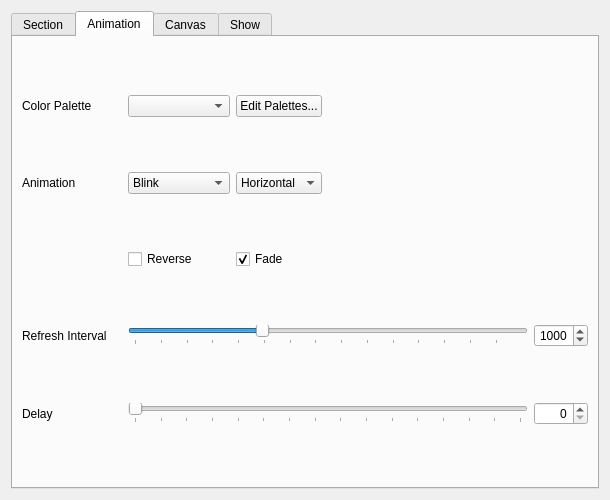
This is src/widget/maestrocontrolwidget.ui in 8bitbuddhist/PixelMaestro-Studio as Qt 5 draws it before an edit. The edited form follows.
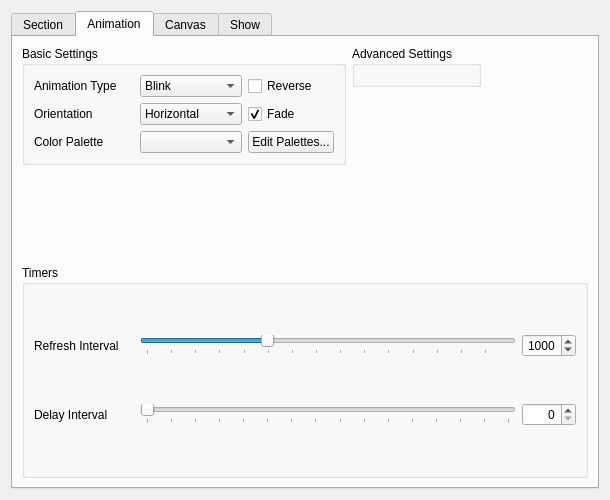
This is the edited form. The open tabs and pages were chosen to show the change. Icons and pictures are not drawn.

```diff
--- a/src/widget/maestrocontrolwidget.ui
+++ b/src/widget/maestrocontrolwidget.ui
@@ -337,8 +337,48 @@
        <string>Animation</string>
       </attribute>
       <layout class="QGridLayout" name="gridLayout_3">
-       <item row="1" column="0">
-        <widget class="QLabel" name="animationLabel">
+       <item row="1" column="0" colspan="6">
+        <widget class="QGroupBox" name="animationTimersGroupBox">
+         <property name="title">
+          <string>Timers</string>
+         </property>
+         <layout class="QGridLayout" name="gridLayout_15">
+          <item row="0" column="1">
+           <widget class="QSlider" name="animationTimerSlider">
+            <property name="toolTip">
+             <string>The amount of time each cycle takes to complete</string>
+            </property>
+            <property name="minimum">
+             <number>10</number>
+            </property>
+            <property name="maximum">
+             <number>3000</number>
+            </property>
+            <property name="singleStep">
+             <number>10</number>
+            </property>
+            <property name="value">
+             <number>1000</number>
+            </property>
+            <property name="orientation">
+             <enum>Qt::Horizontal</enum>
+            </property>
+            <property name="invertedAppearance">
+             <bool>false</bool>
+            </property>
+            <property name="invertedControls">
+             <bool>false</bool>
+            </property>
+            <property name="tickPosition">
+             <enum>QSlider::TicksBelow</enum>
+            </property>
+            <property name="tickInterval">
+             <number>200</number>
+            </property>
+           </widget>
+          </item>
+          <item row="0" column="0">
+           <widget class="QLabel" name="animationTimerLabel">
          <property name="minimumSize">
           <size>
            <width>100</width>
@@ -346,11 +386,56 @@
           </size>
          </property>
          <property name="text">
-          <string>Animation</string>
+             <string>Refresh Interval</string>
          </property>
         </widget>
        </item>
-       <item row="5" column="6">
+          <item row="0" column="2">
+           <widget class="QSpinBox" name="animationIntervalSpinBox">
+            <property name="alignment">
+             <set>Qt::AlignRight|Qt::AlignTrailing|Qt::AlignVCenter</set>
+            </property>
+            <property name="maximum">
+             <number>3000</number>
+            </property>
+            <property name="singleStep">
+             <number>10</number>
+            </property>
+            <property name="value">
+             <number>1000</number>
+            </property>
+           </widget>
+          </item>
+          <item row="1" column="0">
+           <widget class="QLabel" name="pauseLabel">
+            <property name="text">
+             <string>Delay Interval</string>
+            </property>
+           </widget>
+          </item>
+          <item row="1" column="1">
+           <widget class="QSlider" name="pauseSlider">
+            <property name="toolTip">
+             <string>The amount of time to wait before starting the next cycle</string>
+            </property>
+            <property name="maximum">
+             <number>3000</number>
+            </property>
+            <property name="singleStep">
+             <number>10</number>
+            </property>
+            <property name="orientation">
+             <enum>Qt::Horizontal</enum>
+            </property>
+            <property name="tickPosition">
+             <enum>QSlider::TicksBelow</enum>
+            </property>
+            <property name="tickInterval">
+             <number>200</number>
+            </property>
+           </widget>
+          </item>
+          <item row="1" column="2">
         <widget class="QSpinBox" name="pauseSpinBox">
          <property name="alignment">
           <set>Qt::AlignRight|Qt::AlignTrailing|Qt::AlignVCenter</set>
@@ -363,10 +448,32 @@
          </property>
         </widget>
        </item>
-       <item row="0" column="3" rowspan="2" colspan="2">
-        <layout class="QGridLayout" name="animationExtraOptionsLayout" columnstretch="0"/>
+         </layout>
+        </widget>
        </item>
-       <item row="1" column="1">
+       <item row="0" column="0" colspan="3" alignment="Qt::AlignTop">
+        <widget class="QGroupBox" name="animationBaseSettingsGroupBox">
+         <property name="title">
+          <string>Basic Settings</string>
+         </property>
+         <layout class="QGridLayout" name="gridLayout_10">
+          <item row="2" column="1">
+           <widget class="QComboBox" name="animationPaletteComboBox">
+            <property name="minimumSize">
+             <size>
+              <width>102</width>
+              <height>0</height>
+             </size>
+            </property>
+            <property name="currentText">
+             <string/>
+            </property>
+            <property name="sizeAdjustPolicy">
+             <enum>QComboBox::AdjustToContents</enum>
+            </property>
+           </widget>
+          </item>
+          <item row="0" column="1">
         <widget class="QComboBox" name="animationComboBox">
          <property name="minimumSize">
           <size>
@@ -431,30 +538,47 @@
          </item>
         </widget>
        </item>
-       <item row="4" column="6">
-        <widget class="QSpinBox" name="animationIntervalSpinBox">
-         <property name="alignment">
-          <set>Qt::AlignRight|Qt::AlignTrailing|Qt::AlignVCenter</set>
-         </property>
-         <property name="maximum">
-          <number>3000</number>
-         </property>
-         <property name="singleStep">
-          <number>10</number>
-         </property>
-         <property name="value">
-          <number>1000</number>
+          <item row="0" column="0">
+           <widget class="QLabel" name="animationLabel">
+            <property name="minimumSize">
+             <size>
+              <width>100</width>
+              <height>0</height>
+             </size>
+            </property>
+            <property name="text">
+             <string>Animation Type</string>
+            </property>
+           </widget>
+          </item>
+          <item row="2" column="0">
+           <widget class="QLabel" name="colorLabel">
+            <property name="minimumSize">
+             <size>
+              <width>100</width>
+              <height>0</height>
+             </size>
+            </property>
+            <property name="text">
+             <string>Color Palette</string>
          </property>
         </widget>
        </item>
-       <item row="0" column="2">
+          <item row="2" column="2">
         <widget class="QPushButton" name="paletteControlButton">
          <property name="text">
           <string>Edit Palettes...</string>
          </property>
         </widget>
        </item>
-       <item row="1" column="2">
+          <item row="1" column="0">
+           <widget class="QLabel" name="animationOrientationLabel">
+            <property name="text">
+             <string>Orientation</string>
+            </property>
+           </widget>
+          </item>
+          <item row="1" column="1">
         <widget class="QComboBox" name="orientationComboBox">
          <property name="toolTip">
           <string>The animation's orientation</string>
@@ -471,68 +595,7 @@
          </item>
         </widget>
        </item>
-       <item row="0" column="0">
-        <widget class="QLabel" name="colorLabel">
-         <property name="minimumSize">
-          <size>
-           <width>100</width>
-           <height>0</height>
-          </size>
-         </property>
-         <property name="text">
-          <string>Color Palette</string>
-         </property>
-        </widget>
-       </item>
-       <item row="3" column="2">
-        <widget class="QCheckBox" name="fadeCheckBox">
-         <property name="toolTip">
-          <string/>
-         </property>
-         <property name="text">
-          <string>Fade</string>
-         </property>
-         <property name="checked">
-          <bool>true</bool>
-         </property>
-        </widget>
-       </item>
-       <item row="4" column="0">
-        <widget class="QLabel" name="animationTimerLabel">
-         <property name="minimumSize">
-          <size>
-           <width>100</width>
-           <height>0</height>
-          </size>
-         </property>
-         <property name="text">
-          <string>Refresh Interval</string>
-         </property>
-        </widget>
-       </item>
-       <item row="5" column="1" colspan="5">
-        <widget class="QSlider" name="pauseSlider">
-         <property name="toolTip">
-          <string>The amount of time to wait before starting the next cycle</string>
-         </property>
-         <property name="maximum">
-          <number>3000</number>
-         </property>
-         <property name="singleStep">
-          <number>10</number>
-         </property>
-         <property name="orientation">
-          <enum>Qt::Horizontal</enum>
-         </property>
-         <property name="tickPosition">
-          <enum>QSlider::TicksBelow</enum>
-         </property>
-         <property name="tickInterval">
-          <number>200</number>
-         </property>
-        </widget>
-       </item>
-       <item row="3" column="1">
+          <item row="0" column="2">
         <widget class="QCheckBox" name="reverse_animationCheckBox">
          <property name="toolTip">
           <string>Reverses the steps in the animation</string>
@@ -542,75 +605,33 @@
          </property>
         </widget>
        </item>
-       <item row="5" column="0">
-        <widget class="QLabel" name="pauseLabel">
-         <property name="text">
-          <string>Delay</string>
-         </property>
-        </widget>
-       </item>
-       <item row="4" column="1" colspan="5">
-        <widget class="QSlider" name="animationTimerSlider">
+          <item row="1" column="2">
+           <widget class="QCheckBox" name="fadeCheckBox">
          <property name="toolTip">
-          <string>The amount of time each cycle takes to complete</string>
-         </property>
-         <property name="minimum">
-          <number>10</number>
-         </property>
-         <property name="maximum">
-          <number>3000</number>
-         </property>
-         <property name="singleStep">
-          <number>10</number>
-         </property>
-         <property name="value">
-          <number>1000</number>
-         </property>
-         <property name="orientation">
-          <enum>Qt::Horizontal</enum>
-         </property>
-         <property name="invertedAppearance">
-          <bool>false</bool>
-         </property>
-         <property name="invertedControls">
-          <bool>false</bool>
-         </property>
-         <property name="tickPosition">
-          <enum>QSlider::TicksBelow</enum>
-         </property>
-         <property name="tickInterval">
-          <number>200</number>
-         </property>
-        </widget>
-       </item>
-       <item row="0" column="1">
-        <widget class="QComboBox" name="animationPaletteComboBox">
-         <property name="minimumSize">
-          <size>
-           <width>102</width>
-           <height>0</height>
-          </size>
-         </property>
-         <property name="currentText">
           <string/>
          </property>
-         <property name="sizeAdjustPolicy">
-          <enum>QComboBox::AdjustToContents</enum>
-         </property>
-        </widget>
-       </item>
-       <item row="3" column="5">
-        <spacer name="horizontalSpacer_4">
-         <property name="orientation">
-          <enum>Qt::Horizontal</enum>
+            <property name="text">
+             <string>Fade</string>
+            </property>
+            <property name="checked">
+             <bool>true</bool>
+            </property>
+           </widget>
+          </item>
+         </layout>
+        </widget>
+       </item>
+       <item row="0" column="3" alignment="Qt::AlignLeft|Qt::AlignTop">
+        <widget class="QGroupBox" name="animationAdvancedSettingsGroupBox">
+         <property name="title">
+          <string>Advanced Settings</string>
          </property>
-         <property name="sizeHint" stdset="0">
-          <size>
-           <width>40</width>
-           <height>20</height>
-          </size>
-         </property>
-        </spacer>
+         <layout class="QGridLayout" name="gridLayout_14">
+          <item row="0" column="0">
+           <layout class="QGridLayout" name="animationExtraOptionsLayout" columnstretch="0"/>
+          </item>
+         </layout>
+        </widget>
        </item>
       </layout>
      </widget>
@@ -954,210 +975,6 @@
              </layout>
             </widget>
            </item>
-           <item row="8" column="1">
-            <widget class="QGroupBox" name="animationToolsGroupBox">
-             <property name="title">
-              <string>Animation Tools</string>
-             </property>
-             <layout class="QGridLayout" name="gridLayout_8">
-              <item row="1" column="0">
-               <widget class="QLabel" name="frameCountLabel">
-                <property name="text">
-                 <string>Frame Count</string>
-                </property>
-               </widget>
-              </item>
-              <item row="2" column="0">
-               <widget class="QLabel" name="currentFrameLabel">
-                <property name="text">
-                 <string>Current Frame</string>
-                </property>
-               </widget>
-              </item>
-              <item row="1" column="1">
-               <widget class="QSpinBox" name="frameCountSpinBox">
-                <property name="toolTip">
-                 <string>The total number of drawing surfaces</string>
-                </property>
-                <property name="alignment">
-                 <set>Qt::AlignRight|Qt::AlignTrailing|Qt::AlignVCenter</set>
-                </property>
-                <property name="minimum">
-                 <number>1</number>
-                </property>
-                <property name="maximum">
-                 <number>255</number>
-                </property>
-               </widget>
-              </item>
-              <item row="0" column="0">
-               <widget class="QLabel" name="toggleCanvasModeLabel">
-                <property name="sizePolicy">
-                 <sizepolicy hsizetype="Minimum" vsizetype="Preferred">
-                  <horstretch>0</horstretch>
-                  <verstretch>0</verstretch>
-                 </sizepolicy>
-                </property>
-                <property name="text">
-                 <string>Playback</string>
-                </property>
-               </widget>
-              </item>
-              <item row="3" column="0">
-               <widget class="QLabel" name="frameRateLabel">
-                <property name="text">
-                 <string>Frame Rate</string>
-                </property>
-               </widget>
-              </item>
-              <item row="2" column="1">
-               <widget class="QSpinBox" name="currentFrameSpinBox">
-                <property name="toolTip">
-                 <string>The current drawing surface</string>
-                </property>
-                <property name="alignment">
-                 <set>Qt::AlignRight|Qt::AlignTrailing|Qt::AlignVCenter</set>
-                </property>
-                <property name="minimum">
-                 <number>0</number>
-                </property>
-                <property name="maximum">
-                 <number>255</number>
-                </property>
-                <property name="value">
-                 <number>0</number>
-                </property>
-               </widget>
-              </item>
-              <item row="3" column="1">
-               <widget class="QSpinBox" name="frameRateSpinBox">
-                <property name="toolTip">
-                 <string>Sets the amount of time between frames</string>
-                </property>
-                <property name="alignment">
-                 <set>Qt::AlignRight|Qt::AlignTrailing|Qt::AlignVCenter</set>
-                </property>
-                <property name="maximum">
-                 <number>1000000</number>
-                </property>
-                <property name="value">
-                 <number>100</number>
-                </property>
-               </widget>
-              </item>
-              <item row="0" column="1">
-               <layout class="QHBoxLayout" name="canvasPlaybackLayout">
-                <item>
-                 <widget class="QToolButton" name="canvasPlaybackBackToolButton">
-                  <property name="text">
-                   <string>...</string>
-                  </property>
-                  <property name="icon">
-                   <iconset resource="../resources/images/images.qrc">
-                    <normaloff>:/icon_back.png</normaloff>:/icon_back.png</iconset>
-                  </property>
-                  <property name="autoRepeat">
-                   <bool>true</bool>
-                  </property>
-                 </widget>
-                </item>
-                <item>
-                 <widget class="QToolButton" name="canvasPlaybackStartStopToolButton">
-                  <property name="text">
-                   <string>...</string>
-                  </property>
-                  <property name="icon">
-                   <iconset resource="../resources/images/images.qrc">
-                    <normaloff>:/icon_play.png</normaloff>:/icon_play.png</iconset>
-                  </property>
-                  <property name="checkable">
-                   <bool>true</bool>
-                  </property>
-                 </widget>
-                </item>
-                <item>
-                 <widget class="QToolButton" name="canvasPlaybackNextToolButton">
-                  <property name="text">
-                   <string>...</string>
-                  </property>
-                  <property name="icon">
-                   <iconset resource="../resources/images/images.qrc">
-                    <normaloff>:/icon_next.png</normaloff>:/icon_next.png</iconset>
-                  </property>
-                  <property name="autoRepeat">
-                   <bool>true</bool>
-                  </property>
-                 </widget>
-                </item>
-               </layout>
-              </item>
-             </layout>
-            </widget>
-           </item>
-           <item row="9" column="9">
-            <spacer name="horizontalSpacer">
-             <property name="orientation">
-              <enum>Qt::Horizontal</enum>
-             </property>
-             <property name="sizeHint" stdset="0">
-              <size>
-               <width>40</width>
-               <height>20</height>
-              </size>
-             </property>
-            </spacer>
-           </item>
-           <item row="1" column="0">
-            <layout class="QGridLayout" name="gridLayout_10">
-             <item row="0" column="0">
-              <widget class="QLabel" name="canvasTypeLabel">
-               <property name="sizePolicy">
-                <sizepolicy hsizetype="Minimum" vsizetype="Preferred">
-                 <horstretch>0</horstretch>
-                 <verstretch>0</verstretch>
-                </sizepolicy>
-               </property>
-               <property name="text">
-                <string>Canvas Type</string>
-               </property>
-              </widget>
-             </item>
-             <item row="0" column="2">
-              <widget class="QComboBox" name="canvasComboBox">
-               <property name="toolTip">
-                <string>Adds a drawing surface to the pixel grid</string>
-               </property>
-               <item>
-                <property name="text">
-                 <string>None</string>
-                </property>
-               </item>
-               <item>
-                <property name="text">
-                 <string>Animation</string>
-                </property>
-               </item>
-               <item>
-                <property name="text">
-                 <string>Color</string>
-                </property>
-               </item>
-               <item>
-                <property name="text">
-                 <string>Palette</string>
-                </property>
-               </item>
-              </widget>
-             </item>
-             <item row="0" column="3">
-              <widget class="QPushButton" name="loadImageButton">
-               <property name="text">
-                <string>Load Image...</string>
-               </property>
-              </widget>
-             </item>
-            </layout>
-           </item>
           </layout>
          </widget>
         </widget>
```
Left out of the diff: 216 changed lines with no effect on the pictures. Lines whose indentation alone changed are shown as unchanged.
